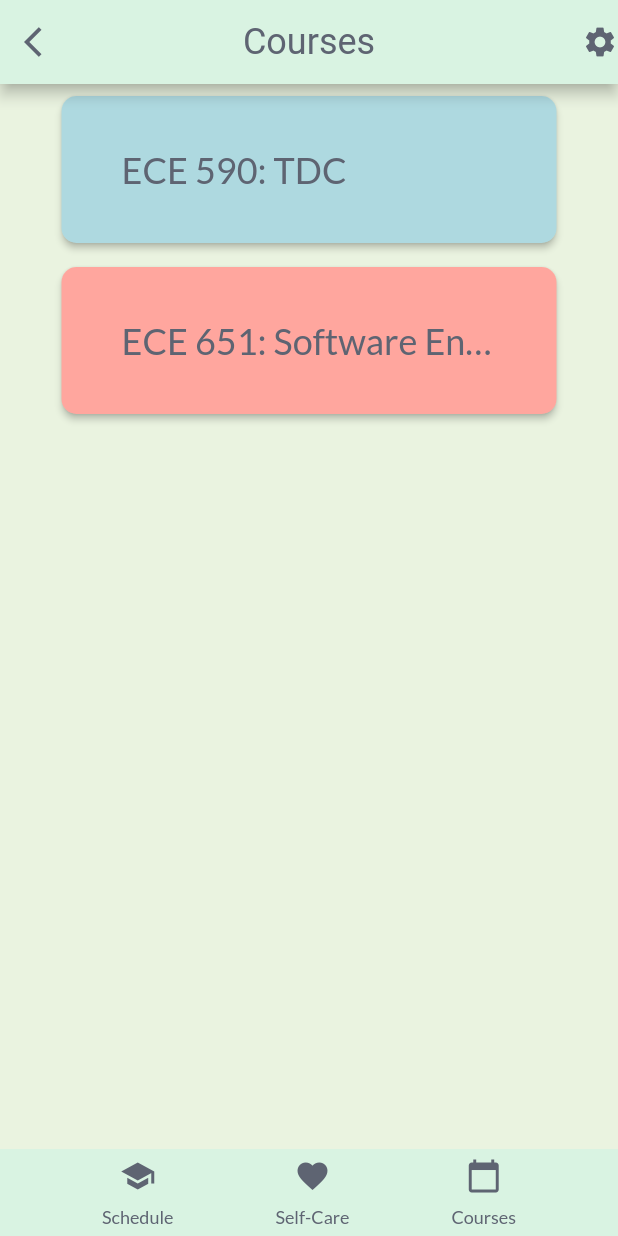
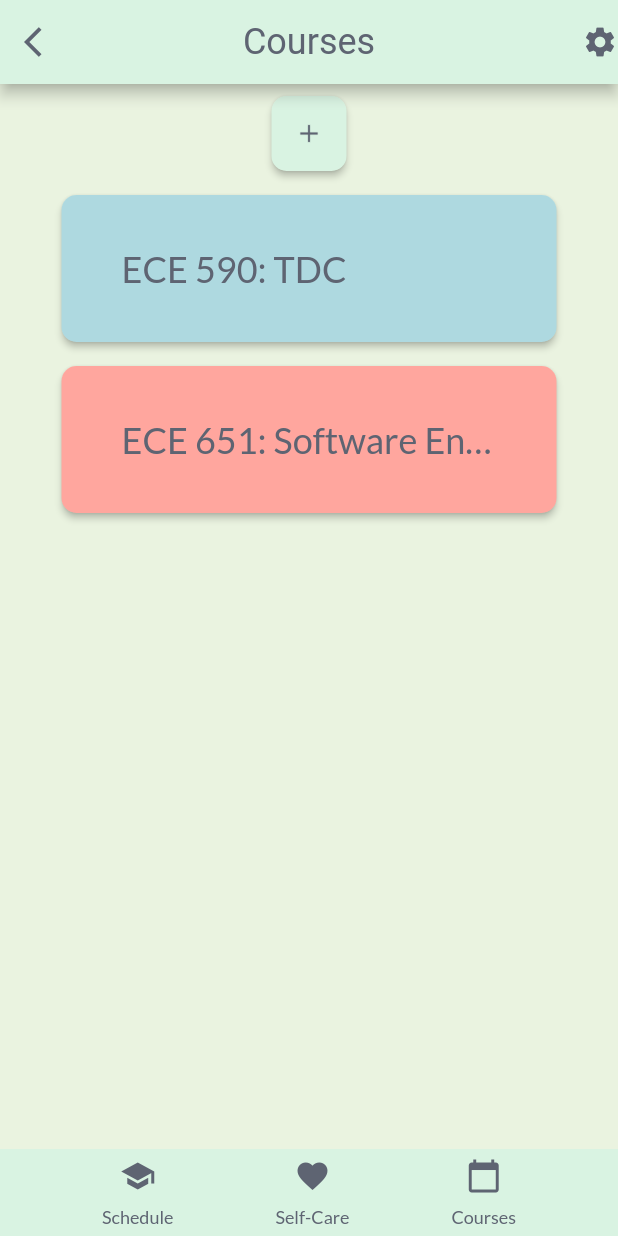
Before and after one commit to charlieupupup/590, a Flutter app: the screen it shows after launch, on a phone screen of 412 x 824 dp. Run offline on Flutter 3.47's test engine with Material 2 defaults, Android fonts, the phone set to English and light mode, and no system bars; our stand-ins replace google_fonts.

Commit message:
Added AddButton UI element

```diff
--- /dev/null
+++ b/schedule_hack/lib/AddButton.dart
@@ -0,0 +1,42 @@
+import 'package:flutter/cupertino.dart';
+import 'package:schedule_hack/utilities.dart';
+import 'package:flutter/material.dart';
+
+// Add button UI element
+class AddButton extends StatelessWidget{
+
+  AddButton();
+  @override
+  Widget build(BuildContext context) {
+    return Center(
+      child: Column(
+        children: <Widget>[
+          Padding(
+            padding: const EdgeInsets.all(8.0),
+            child: SizedBox(
+              width: 50,
+              height: 50,
+              child: RaisedButton(
+                  shape: RoundedRectangleBorder(
+                  borderRadius: BorderRadius.circular(10.0),
+                ),
+                color: colorHoneydew,
+                onPressed: (){
+                  // Respond to button press
+                },
+                child: Column(
+                  children: <Widget>[
+                    //Icon(Icons.add),
+                    Image.asset('images/add.png',
+                    height: 50,
+                    width: 50,)
+                  ],
+                ),
+              ),
+            ),
+          )
+        ],
+      ),
+    );
+  }
+}
--- a/schedule_hack/lib/CourseButton.dart
+++ b/schedule_hack/lib/CourseButton.dart
@@ -3,6 +3,7 @@ import 'package:schedule_hack/utilities.dart';
 import 'package:flutter/material.dart';
 import 'package:schedule_hack/Course.dart';
 
+// Course button UI element
 class CourseButton extends StatelessWidget {
   String courseName;
   int colorCount;
@@ -26,7 +27,6 @@ class CourseButton extends StatelessWidget {
   Widget build(BuildContext context) {
     return Center(
       child: Column(
-        //mainAxisAlignment: MainAxisAlignment.center,
         children: <Widget>[
           Padding(
             padding: const EdgeInsets.all(8.0),
--- a/schedule_hack/lib/CourseList.dart
+++ b/schedule_hack/lib/CourseList.dart
@@ -1,4 +1,5 @@
 import 'package:flutter/material.dart';
+import 'package:schedule_hack/AddButton.dart';
 import 'package:schedule_hack/Course.dart';
 import 'package:schedule_hack/CourseButton.dart';
 import 'package:schedule_hack/utilities.dart';
@@ -38,6 +39,7 @@ class CourseList extends StatelessWidget {
       body: Container(
         child: ListView(
           children: [
+            AddButton(),
             CourseButton(createCourse('ECE 590: TDC'),0),
             CourseButton(createCourse('ECE 651: Software Engineering'),1)
           ],
```
